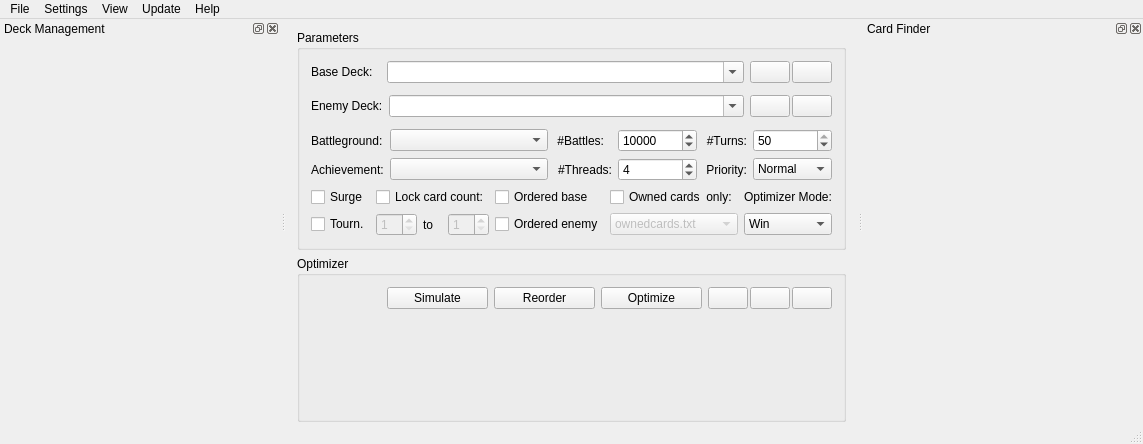
Old version of the form MainWindow.ui in the repository WarrantyVoid/tyrant-optimize-gui.
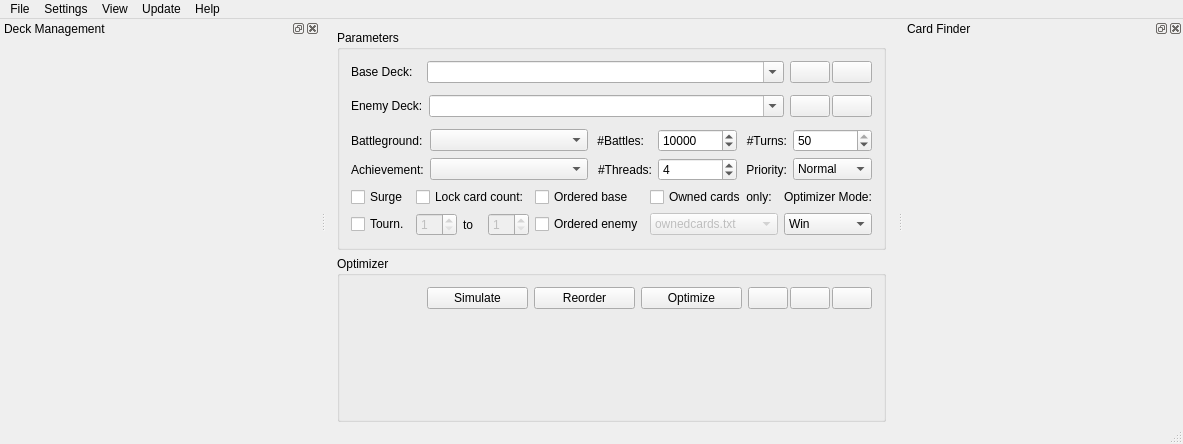
New version of the form. Icons and pictures are not drawn. Custom widgets are drawn as their Qt base class.

The edit to the form file:
```diff
--- a/MainWindow.ui
+++ b/MainWindow.ui
@@ -972,7 +972,7 @@
   <widget class="QDockWidget" name="deckManagementDockWidget">
    <property name="minimumSize">
     <size>
-     <width>280</width>
+     <width>320</width>
      <height>37</height>
     </size>
    </property>
```
